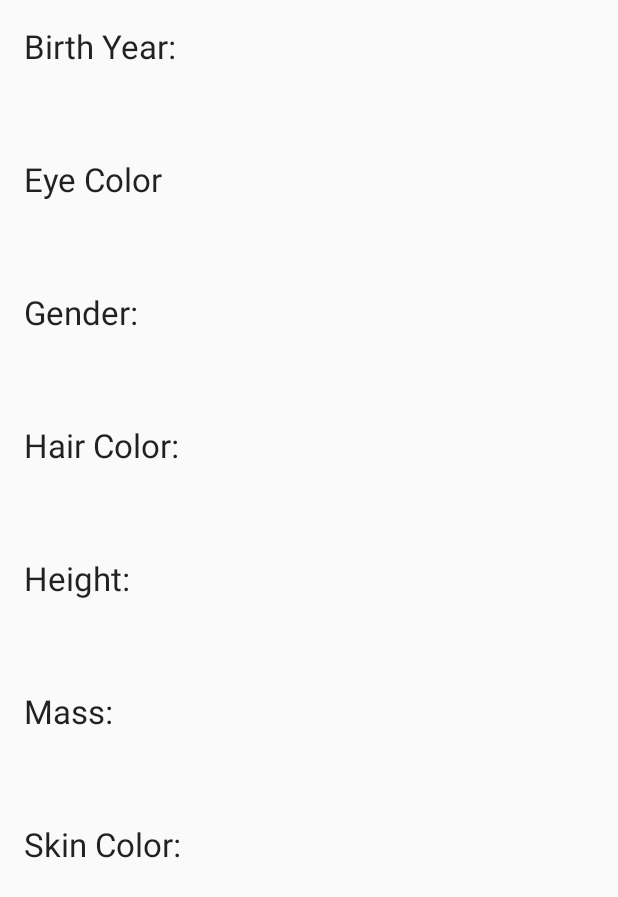
After one commit to JonahStarling/Swapi, an Android app: the layout person_detail.xml on its own in the app's theme, with its tools: preview values and no code run, on a phone screen of 412 x 824 dp. The commit adds this screen. Shown: the top 897 px of the screen. Run offline under Robolectric (Android 15) with nearby library versions, the phone set to English and light mode, and no system bars.

Commit message:
Details for Films and People
Details now handle film objects as well as people.

```diff
--- a/app/src/main/AndroidManifest.xml
+++ b/app/src/main/AndroidManifest.xml
@@ -21,7 +21,7 @@
             </intent-filter>
         </activity>
         <activity
-            android:name=".FilmDetailActivity"
+            android:name=".DetailActivity"
             android:label="@string/title_film_detail"
             android:parentActivityName=".FilmListActivity"
             android:theme="@style/AppTheme.NoActionBar">
--- a/app/src/main/res/layout/activity_film_detail.xml
+++ b/app/src/main/res/layout/activity_film_detail.xml
@@ -4,7 +4,7 @@
     android:layout_width="match_parent"
     android:layout_height="match_parent"
     android:fitsSystemWindows="true"
-    tools:context="com.jonahstarling.swapi.FilmDetailActivity"
+    tools:context="com.jonahstarling.swapi.DetailActivity"
     tools:ignore="MergeRootFrame">
 
     <android.support.design.widget.AppBarLayout
--- /dev/null
+++ b/app/src/main/res/layout/person_detail.xml
@@ -0,0 +1,168 @@
+<?xml version="1.0" encoding="utf-8"?>
+<LinearLayout xmlns:android="http://schemas.android.com/apk/res/android"
+    android:layout_width="wrap_content"
+    android:layout_height="wrap_content"
+    android:orientation="vertical">
+
+    <!-- Birth Year Title and Text -->
+    <TextView
+        android:id="@+id/birthYearTitle"
+        style="?android:attr/textAppearanceLarge"
+        android:layout_width="match_parent"
+        android:layout_height="wrap_content"
+        android:text="@string/birth_year"
+        android:paddingTop="16dp"
+        android:paddingLeft="16dp"
+        android:paddingRight="16dp"
+        android:paddingBottom="0dp"/>
+    <TextView xmlns:android="http://schemas.android.com/apk/res/android"
+        xmlns:tools="http://schemas.android.com/tools"
+        android:id="@+id/birthYear"
+        style="?android:attr/textAppearanceSmall"
+        android:layout_width="match_parent"
+        android:layout_height="wrap_content"
+        android:paddingTop="8dp"
+        android:paddingLeft="32dp"
+        android:paddingRight="16dp"
+        android:paddingBottom="16dp"
+        tools:context="com.jonahstarling.swapi.DetailFragment" />
+
+    <!-- Eye Color Title and Text -->
+    <TextView
+        android:id="@+id/eyeColorTitle"
+        style="?android:attr/textAppearanceLarge"
+        android:layout_width="match_parent"
+        android:layout_height="wrap_content"
+        android:text="@string/eye_color"
+        android:paddingTop="16dp"
+        android:paddingLeft="16dp"
+        android:paddingRight="16dp"
+        android:paddingBottom="0dp"/>
+    <TextView xmlns:android="http://schemas.android.com/apk/res/android"
+        xmlns:tools="http://schemas.android.com/tools"
+        android:id="@+id/eyeColor"
+        style="?android:attr/textAppearanceSmall"
+        android:layout_width="match_parent"
+        android:layout_height="wrap_content"
+        android:paddingTop="8dp"
+        android:paddingLeft="32dp"
+        android:paddingRight="16dp"
+        android:paddingBottom="16dp"
+        tools:context="com.jonahstarling.swapi.DetailFragment" />
+
+    <!-- Gender Title and Text -->
+    <TextView
+        android:id="@+id/genderTitle"
+        style="?android:attr/textAppearanceLarge"
+        android:layout_width="match_parent"
+        android:layout_height="wrap_content"
+        android:text="@string/gender"
+        android:paddingTop="16dp"
+        android:paddingLeft="16dp"
+        android:paddingRight="16dp"
+        android:paddingBottom="0dp"/>
+    <TextView xmlns:android="http://schemas.android.com/apk/res/android"
+        xmlns:tools="http://schemas.android.com/tools"
+        android:id="@+id/gender"
+        style="?android:attr/textAppearanceSmall"
+        android:layout_width="match_parent"
+        android:layout_height="wrap_content"
+        android:paddingTop="8dp"
+        android:paddingLeft="32dp"
+        android:paddingRight="16dp"
+        android:paddingBottom="16dp"
+        tools:context="com.jonahstarling.swapi.DetailFragment" />
+
+    <!-- Hair Color Title and Text -->
+    <TextView
+        android:id="@+id/hairColorTitle"
+        style="?android:attr/textAppearanceLarge"
+        android:layout_width="match_parent"
+        android:layout_height="wrap_content"
+        android:text="@string/hair_color"
+        android:paddingTop="16dp"
+        android:paddingLeft="16dp"
+        android:paddingRight="16dp"
+        android:paddingBottom="0dp"/>
+    <TextView xmlns:android="http://schemas.android.com/apk/res/android"
+        xmlns:tools="http://schemas.android.com/tools"
+        android:id="@+id/hairColor"
+        style="?android:attr/textAppearanceSmall"
+        android:layout_width="match_parent"
+        android:layout_height="wrap_content"
+        android:paddingTop="8dp"
+        android:paddingLeft="32dp"
+        android:paddingRight="16dp"
+        android:paddingBottom="16dp"
+        tools:context="com.jonahstarling.swapi.DetailFragment" />
+
+    <!-- Gender Title and Text -->
+    <TextView
+        android:id="@+id/heightTitle"
+        style="?android:attr/textAppearanceLarge"
+        android:layout_width="match_parent"
+        android:layout_height="wrap_content"
+        android:text="@string/height"
+        android:paddingTop="16dp"
+        android:paddingLeft="16dp"
+        android:paddingRight="16dp"
+        android:paddingBottom="0dp"/>
+    <TextView xmlns:android="http://schemas.android.com/apk/res/android"
+        xmlns:tools="http://schemas.android.com/tools"
+        android:id="@+id/heightString"
+        style="?android:attr/textAppearanceSmall"
+        android:layout_width="match_parent"
+        android:layout_height="wrap_content"
+        android:paddingTop="8dp"
+        android:paddingLeft="32dp"
+        android:paddingRight="16dp"
+        android:paddingBottom="16dp"
+        tools:context="com.jonahstarling.swapi.DetailFragment" />
+
+    <!-- Mass Title and Text -->
+    <TextView
+        android:id="@+id/massTitle"
+        style="?android:attr/textAppearanceLarge"
+        android:layout_width="match_parent"
+        android:layout_height="wrap_content"
+        android:text="@string/mass"
+        android:paddingTop="16dp"
+        android:paddingLeft="16dp"
+        android:paddingRight="16dp"
+        android:paddingBottom="0dp"/>
+    <TextView xmlns:android="http://schemas.android.com/apk/res/android"
+        xmlns:tools="http://schemas.android.com/tools"
+        android:id="@+id/mass"
+        style="?android:attr/textAppearanceSmall"
+        android:layout_width="match_parent"
+        android:layout_height="wrap_content"
+        android:paddingTop="8dp"
+        android:paddingLeft="32dp"
+        android:paddingRight="16dp"
+        android:paddingBottom="16dp"
+        tools:context="com.jonahstarling.swapi.DetailFragment" />
+
+    <!-- Gender Title and Text -->
+    <TextView
+        android:id="@+id/skinColorTitle"
+        style="?android:attr/textAppearanceLarge"
+        android:layout_width="match_parent"
+        android:layout_height="wrap_content"
+        android:text="@string/skin_color"
+        android:paddingTop="16dp"
+        android:paddingLeft="16dp"
+        android:paddingRight="16dp"
+        android:paddingBottom="0dp"/>
+    <TextView xmlns:android="http://schemas.android.com/apk/res/android"
+        xmlns:tools="http://schemas.android.com/tools"
+        android:id="@+id/skinColor"
+        style="?android:attr/textAppearanceSmall"
+        android:layout_width="match_parent"
+        android:layout_height="wrap_content"
+        android:paddingTop="8dp"
+        android:paddingLeft="32dp"
+        android:paddingRight="16dp"
+        android:paddingBottom="16dp"
+        tools:context="com.jonahstarling.swapi.DetailFragment" />
+
+</LinearLayout>
--- a/app/src/main/res/values/strings.xml
+++ b/app/src/main/res/values/strings.xml
@@ -5,4 +5,11 @@
     <string name="release_date">Release Date:</string>
     <string name="director">Director:</string>
     <string name="producers">Producers:</string>
+    <string name="birth_year">Birth Year:</string>
+    <string name="eye_color">Eye Color</string>
+    <string name="gender">Gender:</string>
+    <string name="hair_color">Hair Color:</string>
+    <string name="height">Height:</string>
+    <string name="mass">Mass:</string>
+    <string name="skin_color">Skin Color:</string>
 </resources>
```
Also changed, not shown: app/src/main/java/com/jonahstarling/swapi/DetailActivity.kt (renamed from app/src/main/java/com/jonahstarling/swapi/FilmDetailActivity.kt, +4 -4 lines), app/src/main/java/com/jonahstarling/swapi/DetailFragment.kt (added, +95 -0 lines), app/src/main/java/com/jonahstarling/swapi/FilmDetailFragment.kt (deleted, +0 -67 lines), app/src/main/java/com/jonahstarling/swapi/FilmListActivity.kt (+31 -9 lines), app/src/main/res/layout/film_detail.xml (+4 -4 lines).
